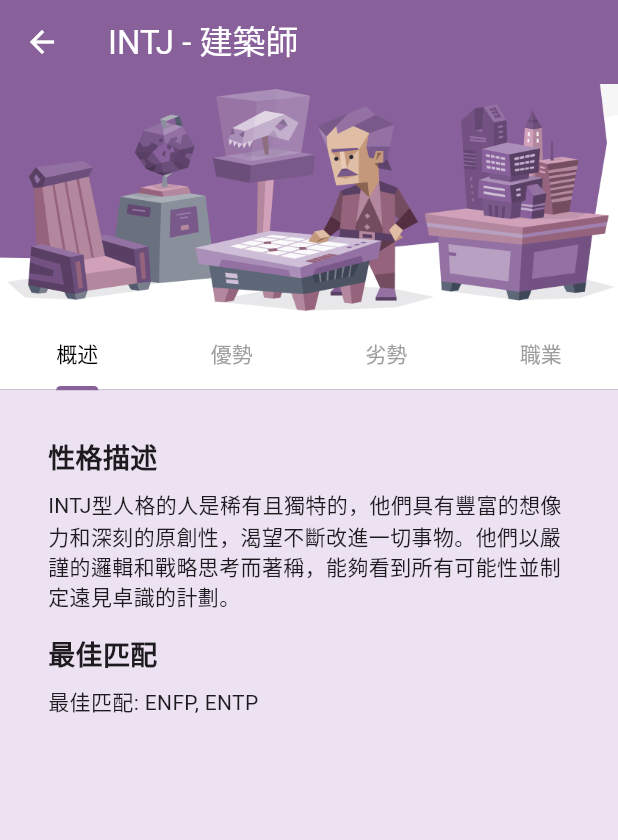
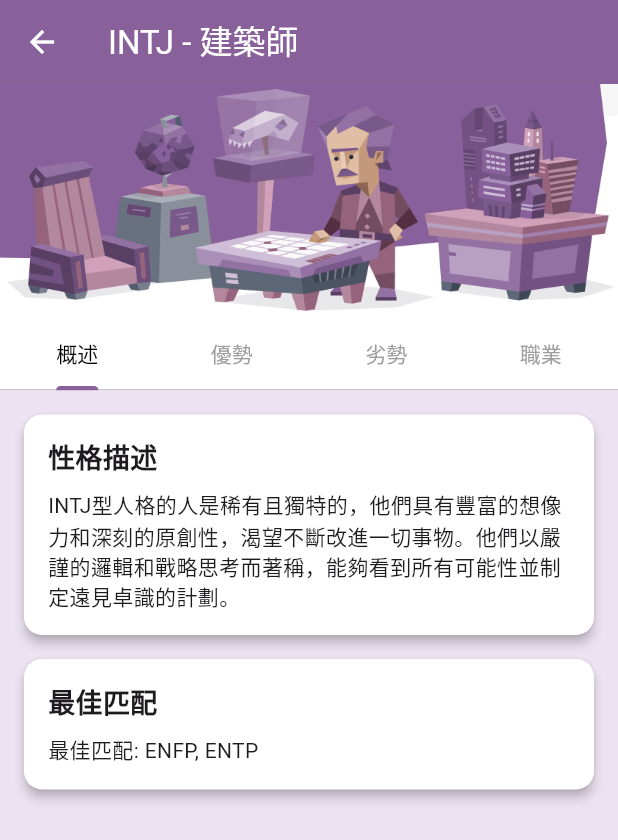
Before and after one commit to 1028ouo/e_book, a Flutter app: the screen it shows after launch, after a tap on "建築師", on a phone screen of 412 x 824 dp. Shown: the top 840 px of the screen. Run offline on Flutter 3.47's test engine with Material 3 defaults, Android fonts, the phone set to English and light mode, and no system bars.

Commit message:
新增MBTI群組圖標及顏色，改善TraitList顯示邏輯

```diff
--- a/lib/screens/home_screen.dart
+++ b/lib/screens/home_screen.dart
@@ -30,6 +30,14 @@ class _HomeScreenState extends State<HomeScreen> {
     '探索型 (SP)': const Color.fromARGB(255, 249, 238, 215),
   };
 
+  // 為每個MBTI群組定義圖標
+  final Map<String, IconData> _groupIcons = {
+    '分析型 (NT)': Icons.lightbulb_outline, // 心理/分析相關圖標
+    '外交型 (NF)': Icons.handshake_outlined, // 交流/溝通相關圖標
+    '守衛型 (SJ)': Icons.shield_outlined, // 保護/守衛相關圖標
+    '探索型 (SP)': Icons.explore_outlined, // 探索/冒險相關圖標
+  };
+
   @override
   void initState() {
     super.initState();
@@ -38,8 +46,8 @@ class _HomeScreenState extends State<HomeScreen> {
 
   // 判斷MBTI類型屬於哪個組
   String _getGroupName(String code) {
-    if (code.contains('N') && code.contains('T')) return _mbtiGroups[0]; // NT
-    if (code.contains('N') && code.contains('F')) return _mbtiGroups[1]; // NF
+    if (code.contains('NT')) return _mbtiGroups[0]; // NT
+    if (code.contains('NF')) return _mbtiGroups[1]; // NF
     if (code.contains('S') && code.contains('J')) return _mbtiGroups[2]; // SJ
     if (code.contains('S') && code.contains('P')) return _mbtiGroups[3]; // SP
     return '';
@@ -49,8 +57,55 @@ class _HomeScreenState extends State<HomeScreen> {
   Widget build(BuildContext context) {
     return Scaffold(
       appBar: AppBar(
-        title: const Text('MBTI 16種人格'),
+        title: const Row(
+          mainAxisAlignment: MainAxisAlignment.center,
+          children: [
+            Icon(Icons.psychology,
+                size: 28, color: Color.fromARGB(255, 39, 39, 39)),
+            SizedBox(width: 10),
+            Text(
+              'MBTI 16種人格',
+              style: TextStyle(
+                fontWeight: FontWeight.bold,
+                letterSpacing: 1.0,
+                color: Color.fromARGB(255, 39, 39, 39),
+              ),
+            ),
+          ],
+        ),
         centerTitle: true,
+        elevation: 0,
+        flexibleSpace: Container(
+          decoration: const BoxDecoration(
+            gradient: LinearGradient(
+              begin: Alignment.topLeft,
+              end: Alignment.bottomRight,
+              colors: [
+                Color.fromARGB(255, 231, 223, 234), // 分析型背景色
+                Color.fromARGB(255, 255, 245, 225), // 淺黃色調
+              ],
+            ),
+          ),
+        ),
+        shape: const RoundedRectangleBorder(
+          borderRadius: BorderRadius.vertical(
+            bottom: Radius.circular(16),
+          ),
+        ),
+        actions: [
+          IconButton(
+            icon: const Icon(Icons.info_outline,
+                color: Color.fromARGB(255, 80, 80, 80)),
+            onPressed: () {
+              ScaffoldMessenger.of(context).showSnackBar(
+                const SnackBar(
+                  content: Text('MBTI 人格類型介紹應用'),
+                  behavior: SnackBarBehavior.floating,
+                ),
+              );
+            },
+          ),
+        ],
       ),
       body: Padding(
         padding: const EdgeInsets.all(12.0),
@@ -99,12 +154,22 @@ class _HomeScreenState extends State<HomeScreen> {
                       Padding(
                         padding: const EdgeInsets.symmetric(
                             vertical: 8.0, horizontal: 8.0),
-                        child: Text(
-                          group,
-                          style: const TextStyle(
-                            fontSize: 18,
-                            fontWeight: FontWeight.bold,
-                          ),
+                        child: Row(
+                          children: [
+                            Icon(
+                              _groupIcons[group],
+                              size: 24,
+                              color: Colors.black87,
+                            ),
+                            const SizedBox(width: 10.0),
+                            Text(
+                              group,
+                              style: const TextStyle(
+                                fontSize: 18,
+                                fontWeight: FontWeight.bold,
+                              ),
+                            ),
+                          ],
                         ),
                       ),
                       // 網格顯示該組的MBTI類型
--- a/lib/screens/mbti_detail_screen.dart
+++ b/lib/screens/mbti_detail_screen.dart
@@ -84,9 +84,18 @@ class MbtiDetailScreen extends StatelessWidget {
                     child: SingleChildScrollView(
                       padding: const EdgeInsets.all(16.0),
                       child: Column(
-                        crossAxisAlignment: CrossAxisAlignment.start,
+                        crossAxisAlignment:
+                            CrossAxisAlignment.stretch, // 設置為stretch以延伸子元素到最大寬度
                         children: [
-                          Padding(
+                          // 性格描述卡片
+                          Card(
+                            color: Colors.white,
+                            elevation: 3,
+                            margin: const EdgeInsets.only(bottom: 16.0),
+                            shape: RoundedRectangleBorder(
+                              borderRadius: BorderRadius.circular(12),
+                            ),
+                            child: Padding(
                               padding: const EdgeInsets.all(16.0),
                               child: Column(
                                 crossAxisAlignment: CrossAxisAlignment.start,
@@ -100,7 +109,24 @@ class MbtiDetailScreen extends StatelessWidget {
                                   ),
                                   const SizedBox(height: 8.0),
                                   Text(mbtiType.description),
-                                const SizedBox(height: 16.0),
+                                ],
+                              ),
+                            ),
+                          ),
+
+                          // 最佳匹配卡片
+                          Card(
+                            color: Colors.white,
+                            elevation: 3,
+                            margin: const EdgeInsets.only(bottom: 16.0),
+                            shape: RoundedRectangleBorder(
+                              borderRadius: BorderRadius.circular(12),
+                            ),
+                            child: Padding(
+                              padding: const EdgeInsets.all(16.0),
+                              child: Column(
+                                crossAxisAlignment: CrossAxisAlignment.start,
+                                children: [
                                   const Text(
                                     '最佳匹配',
                                     style: TextStyle(
@@ -113,6 +139,7 @@ class MbtiDetailScreen extends StatelessWidget {
                                 ],
                               ),
                             ),
+                          ),
                         ],
                       ),
                     ),
@@ -121,21 +148,31 @@ class MbtiDetailScreen extends StatelessWidget {
                   // 優勢頁籤
                   Container(
                     color: lightBgColor,
-                    child: TraitList(traits: mbtiType.strengths, title: '優勢特質'),
+                    child: TraitList(
+                      traits: mbtiType.strengths,
+                      title: '優勢特質',
+                      mbtiType: mbtiType,
+                    ),
                   ),
 
                   // 劣勢頁籤
                   Container(
                     color: lightBgColor,
-                    child:
-                        TraitList(traits: mbtiType.weaknesses, title: '劣勢特質'),
+                    child: TraitList(
+                      traits: mbtiType.weaknesses,
+                      title: '劣勢特質',
+                      mbtiType: mbtiType,
+                    ),
                   ),
 
                   // 職業頁籤
                   Container(
                     color: lightBgColor,
-                    child:
-                        TraitList(traits: mbtiType.careerPaths, title: '適合職業'),
+                    child: TraitList(
+                      traits: mbtiType.careerPaths,
+                      title: '適合職業',
+                      mbtiType: mbtiType,
+                    ),
                   ),
                 ],
               ),
```
Also changed, not shown: lib/widgets/trait_list.dart (+56 -37 lines). Lines whose indentation alone changed are shown as unchanged.
